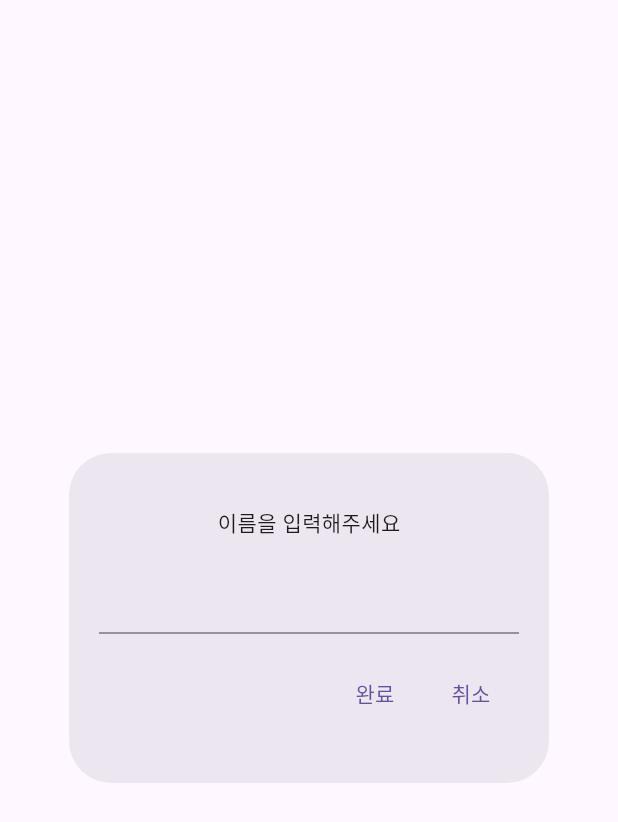
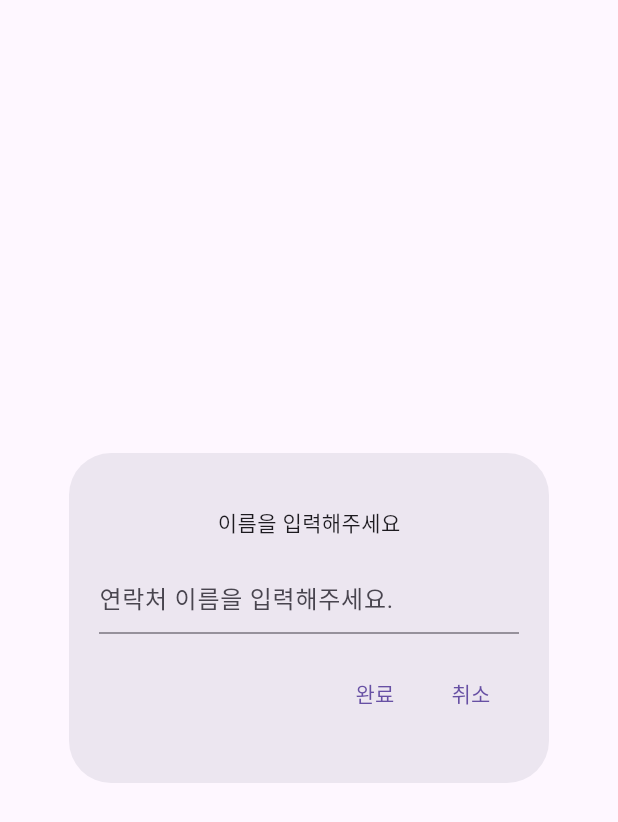
Before and after one commit to NE7K/Contact, a Flutter app: the DialogUi widget shown alone on an empty page, opened directly, after a tap on "완료", on a phone screen of 412 x 824 dp. Shown: the top 822 px of the screen. Run offline on Flutter 3.47's test engine with Material 3 defaults, Android fonts, the phone set to English and light mode, and no system bars; our stand-ins replace flutter_contacts, permission_handler.

Commit message:
Fixed system

```diff
--- a/lib/main.dart
+++ b/lib/main.dart
@@ -43,7 +43,7 @@ class _MyAppState extends State<MyApp> {
     // openAppSettings(); < 앱 설정 띄우기
   }
 
-  var name = []; // 사람 이름 저장
+  List<Contact> name = []; // 사람 이름 저장
   // List<contacts>를 Dynamic으로 변경해서 타입 오류 방지 but, dynamic = 부하 증가
 
   addPerson(contact) { // 사람 추가 함수, 매개변수 a
@@ -76,7 +76,7 @@ class _MyAppState extends State<MyApp> {
           itemBuilder: (context, i) {
             return ListTile(
               leading: Icon(Icons.account_circle),
-              title: Text(name[i].displayName) // 연락처의 displayname 부분만 카피
+              title: Text(name[i].displayName ?? '이름이 없는 사람') // 연락처의 displayname 부분만 카피
             );
           },
         ),
@@ -106,7 +106,7 @@ class DialogUi extends StatelessWidget {
             mainAxisAlignment: MainAxisAlignment.spaceEvenly,
             children: [
               Text('이름을 입력해주세요'),
-              TextField( controller: inputData ),
+              TextField( decoration: InputDecoration( hintText: '연락처 이름을 입력해주세요.' ), controller: inputData ),
               Row(
                 mainAxisAlignment: MainAxisAlignment.end,
                 children: [
@@ -114,7 +114,6 @@ class DialogUi extends StatelessWidget {
 
                     // Insert new contact
                     final newContact = Contact();
-                    newContact.name.first = inputData.text;
                     newContact.displayName = inputData.text;
                     newContact.insert();
                     addPerson(newContact);
```
